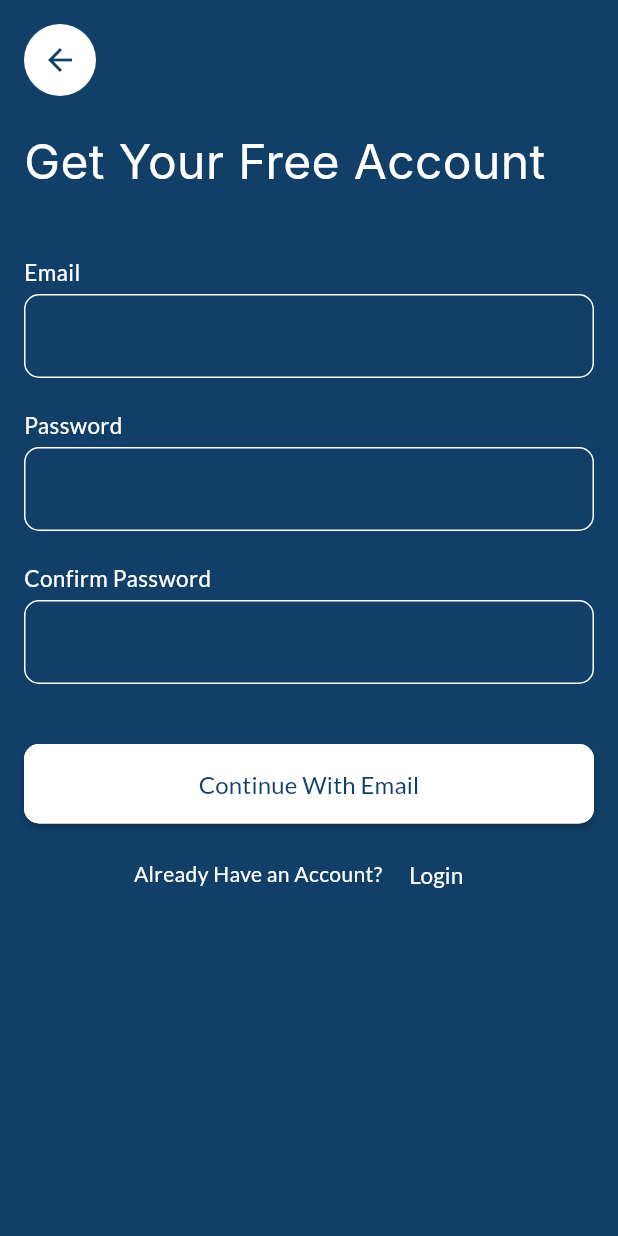
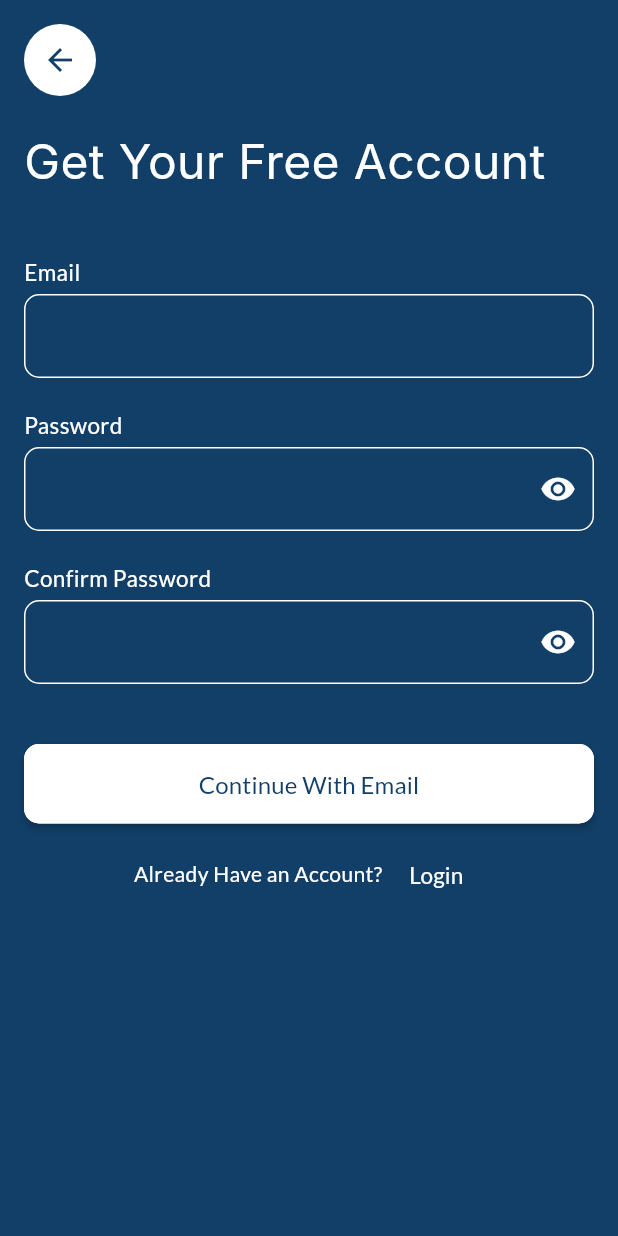
Before and after one commit to Aldinorasend/StudyIT_Mobile, a Flutter app: the screen it shows after launch, after a tap on "Create Here", on a phone screen of 412 x 824 dp. Run offline on Flutter 3.47's test engine with Material 3 defaults, Android fonts, the phone set to English and light mode, and no system bars; our stand-ins replace carousel_slider, flick_video_player, google_fonts, image_picker, open_file, shared_preferences and 1 more; missing offline and left inert: colorful_safe_area; Roboto replaces fonts that are missing (Inter).

Commit message:
update frontend

```diff
--- a/lib/screen/login.dart
+++ b/lib/screen/login.dart
@@ -1,27 +1,58 @@
 import 'package:colorful_safe_area/colorful_safe_area.dart';
 import 'package:flutter/material.dart';
+import 'package:shared_preferences/shared_preferences.dart'; // Untuk menyimpan status login
 import 'package:studyit/screen/HomePage.dart';
 import 'package:studyit/screen/OtpPage.dart';
 import 'package:studyit/screen/register.dart';
 
-class LoginScreen extends StatelessWidget {
+class LoginScreen extends StatefulWidget {
+  const LoginScreen({super.key});
+
+  @override
+  _LoginScreenState createState() => _LoginScreenState();
+}
+
+class _LoginScreenState extends State<LoginScreen> {
   final TextEditingController emailController = TextEditingController();
   final TextEditingController passwordController = TextEditingController();
+  bool keepSignedIn = false;
+  bool _obscurePassword = true;
 
-  LoginScreen({super.key});
+  @override
+  void initState() {
+    super.initState();
+    _checkLoginStatus();
+  }
 
-  void _login(BuildContext context) {
+  Future<void> _checkLoginStatus() async {
+    SharedPreferences prefs = await SharedPreferences.getInstance();
+    bool isSignedIn = prefs.getBool('keepSignedIn') ?? false;
+
+    if (isSignedIn) {
+      // Jika pengguna sudah memilih "Keep me signed in", langsung ke HomePage
+      Navigator.pushReplacement(
+        context,
+        MaterialPageRoute(builder: (context) => HomePage()),
+      );
+    }
+  }
+
+  void _login(BuildContext context) async {
     String email = emailController.text;
     String password = passwordController.text;
 
-    // Contoh validasi sederhana: email dan password harus sesuai
     if (email == "user@example.com" && password == "password123") {
+      SharedPreferences prefs = await SharedPreferences.getInstance();
+      if (keepSignedIn) {
+        // Simpan preferensi pengguna untuk tetap masuk
+        await prefs.setBool('keepSignedIn', true);
+      }
       showDialog(
         context: context,
         builder: (BuildContext context) {
           return AlertDialog(
             backgroundColor: Color(0xFF113F67),
-              title: Text(
+            title: const Text(
               "Login Berhasil",
               style: TextStyle(color: Colors.white),
             ),
@@ -29,7 +60,7 @@ class LoginScreen extends StatelessWidget {
               TextButton(
                 onPressed: () {
                   Navigator.of(context).pop();
-                      Navigator.push(
+                  Navigator.pushReplacement(
                     context,
                     MaterialPageRoute(builder: (context) => HomePage()),
                   );
@@ -37,17 +68,19 @@ class LoginScreen extends StatelessWidget {
                 child: const Text(
                   "OK",
                   style: TextStyle(color: Colors.white),
-                    ))
+                ),
+              ),
             ],
           );
-          });
+        },
+      );
     } else {
       showDialog(
         context: context,
         builder: (BuildContext context) {
           return AlertDialog(
             backgroundColor: Color(0xFF113F67),
-              title: Text(
+            title: const Text(
               "Login Gagal",
               style: TextStyle(color: Colors.white),
             ),
@@ -59,10 +92,12 @@ class LoginScreen extends StatelessWidget {
                 child: const Text(
                   "OK",
                   style: TextStyle(color: Colors.white),
-                    ))
+                ),
+              ),
             ],
           );
-          });
+        },
+      );
     }
   }
 
@@ -71,6 +106,7 @@ class LoginScreen extends StatelessWidget {
     return Scaffold(
       body: ColorfulSafeArea(
         color: const Color(0xFF113F67),
+        child: SingleChildScrollView(
           child: Padding(
             padding: const EdgeInsets.all(16.0),
             child: Column(
@@ -89,18 +125,19 @@ class LoginScreen extends StatelessWidget {
                 ),
                 const SizedBox(height: 40),
 
-              // Email Label and TextField
+                // Email Label and TextFormField
                 const Text(
                   "Email",
                   style: TextStyle(fontSize: 15, color: Colors.white),
                 ),
                 const SizedBox(height: 5),
-              TextField(
+                TextFormField(
                   controller: emailController,
                   decoration: InputDecoration(
                     enabledBorder: OutlineInputBorder(
                       borderRadius: BorderRadius.circular(10),
-                    borderSide: const BorderSide(color: Colors.white, width: 1),
+                      borderSide:
+                          const BorderSide(color: Colors.white, width: 1),
                     ),
                     focusedBorder: OutlineInputBorder(
                       borderRadius: BorderRadius.circular(10),
@@ -113,19 +150,32 @@ class LoginScreen extends StatelessWidget {
 
                 const SizedBox(height: 20),
 
-              // Password Label and TextField
+                // Password Label and TextFormField
                 const Text(
                   "Password",
                   style: TextStyle(fontSize: 15, color: Colors.white),
                 ),
                 const SizedBox(height: 5),
-              TextField(
+                TextFormField(
                   controller: passwordController,
-                obscureText: true,
+                  obscureText: _obscurePassword,
                   decoration: InputDecoration(
+                    suffixIcon: IconButton(
+                        onPressed: () {
+                          setState(() {
+                            _obscurePassword = !_obscurePassword;
+                          });
+                        },
+                        icon: Icon(
+                          _obscurePassword
+                              ? Icons.visibility
+                              : Icons.visibility_off,
+                          color: Colors.white,
+                        )),
                     enabledBorder: OutlineInputBorder(
                       borderRadius: BorderRadius.circular(10),
-                    borderSide: const BorderSide(color: Colors.white, width: 1),
+                      borderSide:
+                          const BorderSide(color: Colors.white, width: 1),
                     ),
                     focusedBorder: OutlineInputBorder(
                       borderRadius: BorderRadius.circular(10),
@@ -138,12 +188,37 @@ class LoginScreen extends StatelessWidget {
 
                 const SizedBox(height: 20),
 
-              // Forgot Password Button Aligned Right
-              Transform.translate(
-                offset: const Offset(-125, 0),
+                // Keep Me Signed In Checkbox
+                Row(
+                  mainAxisAlignment: MainAxisAlignment.spaceBetween,
+                  children: [
+                    Row(
+                      children: [
+                        Checkbox(
+                          value: keepSignedIn,
+                          onChanged: (bool? value) {
+                            setState(() {
+                              keepSignedIn = value ?? false;
+                            });
+                          },
+                          activeColor: Colors.white,
+                          checkColor: const Color(0xFF113F67),
+                          side: BorderSide(color: Colors.white),
+                        ),
+                        const Text(
+                          "Keep me signed in",
+                          style: TextStyle(color: Colors.white, fontSize: 15),
+                        ),
+                      ],
+                    ),
+
+                    const SizedBox(height: 20),
+
+                    // Forgot Password Button
+                    Align(
+                      alignment: Alignment.centerRight,
                       child: TextButton(
                         onPressed: () {
-                    // Add Forgot Password action
                           Navigator.push(
                             context,
                             MaterialPageRoute(builder: (context) => OtpPage()),
@@ -155,13 +230,15 @@ class LoginScreen extends StatelessWidget {
                         ),
                       ),
                     ),
+                  ],
+                ),
 
                 const SizedBox(height: 20),
 
                 // Login Button
                 ElevatedButton(
                   onPressed: () {
-                  _login(context); // Panggil fungsi _login saat tombol ditekan
+                    _login(context);
                   },
                   style: ElevatedButton.styleFrom(
                     padding: const EdgeInsets.symmetric(vertical: 15.0),
@@ -183,32 +260,30 @@ class LoginScreen extends StatelessWidget {
                   ),
                 ),
 
+                const SizedBox(
+                  height: 20,
+                ),
+
                 Row(
                   mainAxisAlignment: MainAxisAlignment.center,
                   children: [
                     const Text(
-                    "Dont Have an Account?",
-                    style: TextStyle(
-                      color:
-                          Colors.white, // Color for "Already Have an Account?"
+                      "Don't Have an Account?",
+                      style: TextStyle(color: Colors.white),
                     ),
-                  ),
-                  const SizedBox(width: 4), // Space between the two texts
-                  GestureDetector(
-                    onTap: () {
-                      // Navigate to login page or handle login
-                    },
-                    child: TextButton(
+                    const SizedBox(width: 4),
+                    TextButton(
                       onPressed: () {
                         Navigator.push(
                           context,
                           MaterialPageRoute(
-                                  builder: (context) => registerPage()));
+                              builder: (context) => RegisterPage()),
+                        );
                       },
                       child: const Text(
                         'Create Here',
                         style: TextStyle(color: Colors.white, fontSize: 15),
-                        )),
+                      ),
                     ),
                   ],
                 ),
@@ -216,6 +291,7 @@ class LoginScreen extends StatelessWidget {
             ),
           ),
         ),
+      ),
       backgroundColor: const Color(0xFF113F67),
     );
   }
--- a/lib/screen/register.dart
+++ b/lib/screen/register.dart
@@ -1,14 +1,58 @@
 import 'package:flutter/material.dart';
 import 'package:colorful_safe_area/colorful_safe_area.dart';
 
-class registerPage extends StatelessWidget {
-  const registerPage({super.key});
+class RegisterPage extends StatefulWidget {
+  const RegisterPage({super.key});
+
+  @override
+  State<RegisterPage> createState() => _RegisterPageState();
+}
+
+class _RegisterPageState extends State<RegisterPage> {
+  final TextEditingController _emailController = TextEditingController();
+  final TextEditingController _passwordController = TextEditingController();
+  final TextEditingController _confirmPasswordController =
+      TextEditingController();
+  String? _passwordError;
+  bool _obscurePassword = true;
+
+  // Password validation function
+  String? _validatePassword(String value) {
+    final passwordRegex = RegExp(
+        r'^(?=.*[A-Z])(?=.*[!@#$%^&*(),.?":{}|<>])[A-Za-z\d!@#$%^&*(),.?":{}|<>]{8,16}$');
+    if (!passwordRegex.hasMatch(value)) {
+      return 'Password must be 8-16 characters, include one uppercase letter and one special character.';
+    }
+    return null;
+  }
+
+  void _onSubmit() {
+    final password = _passwordController.text;
+    final error = _validatePassword(password);
+    setState(() {
+      _passwordError = error;
+    });
+
+    if (error == null) {
+      if (_passwordController.text != _confirmPasswordController.text) {
+        setState(() {
+          _passwordError = 'Passwords do not match.';
+        });
+        return;
+      }
+      // Perform registration action
+      ScaffoldMessenger.of(context).showSnackBar(
+        const SnackBar(content: Text('Registration successful!')),
+      );
+    }
+  }
 
   @override
   Widget build(BuildContext context) {
     return Scaffold(
       body: ColorfulSafeArea(
-        color: Color(0xFF113F67),
+          color: const Color(0xFF113F67),
+          child: SingleChildScrollView(
             child: Padding(
               padding: const EdgeInsets.all(16),
               child: Column(
@@ -37,122 +81,143 @@ class registerPage extends StatelessWidget {
                         fontSize: 32, fontFamily: "Inter", color: Colors.white),
                   ),
                   const SizedBox(height: 40),
-
-            // Email Label and TextField
+                  // Email Label and TextFormField
                   const Text(
                     "Email",
                     style: TextStyle(fontSize: 15, color: Colors.white),
                   ),
                   const SizedBox(height: 5),
-            TextField(
+                  TextFormField(
+                    controller: _emailController,
                     decoration: InputDecoration(
                       enabledBorder: OutlineInputBorder(
                         borderRadius: BorderRadius.circular(10),
-                  borderSide: const BorderSide(color: Colors.white, width: 1),
+                        borderSide:
+                            const BorderSide(color: Colors.white, width: 1),
                       ),
                       focusedBorder: OutlineInputBorder(
                         borderRadius: BorderRadius.circular(10),
-                  borderSide: const BorderSide(color: Colors.white, width: 1.5),
+                        borderSide:
+                            const BorderSide(color: Colors.white, width: 1.5),
                       ),
                     ),
                     style: const TextStyle(color: Colors.white),
                   ),
-
-            const SizedBox(height: 20),
-
-// Password Label and TextField
+                  const SizedBox(
+                    height: 20,
+                  ),
                   const Text(
                     "Password",
                     style: TextStyle(fontSize: 15, color: Colors.white),
                   ),
                   const SizedBox(height: 5),
-            TextField(
-              obscureText: true,
+                  TextFormField(
+                    controller: _passwordController,
+                    obscureText: _obscurePassword,
                     decoration: InputDecoration(
+                      suffixIcon: IconButton(
+                          onPressed: () {
+                            setState(() {
+                              _obscurePassword = !_obscurePassword;
+                            });
+                          },
+                          icon: Icon(
+                            _obscurePassword
+                                ? Icons.visibility
+                                : Icons.visibility_off,
+                            color: Colors.white,
+                          )),
                       enabledBorder: OutlineInputBorder(
                         borderRadius: BorderRadius.circular(10),
-                  borderSide: const BorderSide(color: Colors.white, width: 1),
+                        borderSide:
+                            const BorderSide(color: Colors.white, width: 1),
                       ),
                       focusedBorder: OutlineInputBorder(
                         borderRadius: BorderRadius.circular(10),
-                  borderSide: const BorderSide(color: Colors.white, width: 1.5),
+                        borderSide:
+                            const BorderSide(color: Colors.white, width: 1.5),
                       ),
                     ),
                     style: const TextStyle(color: Colors.white),
                   ),
                   const SizedBox(height: 20),
-
                   const Text(
                     "Confirm Password",
                     style: TextStyle(fontSize: 15, color: Colors.white),
                   ),
                   const SizedBox(height: 5),
-            TextField(
-              obscureText: true,
+                  TextFormField(
+                    controller: _confirmPasswordController,
+                    obscureText: _obscurePassword,
                     decoration: InputDecoration(
+                      suffixIcon: IconButton(
+                          onPressed: () {
+                            setState(() {
+                              _obscurePassword = !_obscurePassword;
+                            });
+                          },
+                          icon: Icon(
+                            _obscurePassword
+                                ? Icons.visibility
+                                : Icons.visibility_off,
+                            color: Colors.white,
+                          )),
                       enabledBorder: OutlineInputBorder(
                         borderRadius: BorderRadius.circular(10),
-                  borderSide: const BorderSide(color: Colors.white, width: 1),
+                        borderSide:
+                            const BorderSide(color: Colors.white, width: 1),
                       ),
                       focusedBorder: OutlineInputBorder(
                         borderRadius: BorderRadius.circular(10),
-                  borderSide: const BorderSide(color: Colors.white, width: 1.5),
+                        borderSide:
+                            const BorderSide(color: Colors.white, width: 1.5),
                       ),
                     ),
                     style: const TextStyle(color: Colors.white),
                   ),
                   const SizedBox(height: 40),
-
                   ElevatedButton(
-              onPressed: () {
-                // Add Login action here
-              },
+                    onPressed: _onSubmit,
                     style: ElevatedButton.styleFrom(
                       padding: const EdgeInsets.symmetric(vertical: 15.0),
-                foregroundColor:
-                    const Color(0xFF113F67), // Change text color to blue
-                backgroundColor:
-                    Colors.white, // Change background color to white
-                elevation: 2, // Optional: Add shadow for elevation
+                      foregroundColor: const Color(0xFF113F67),
+                      backgroundColor: Colors.white,
+                      elevation: 2,
                       shape: RoundedRectangleBorder(
-                  borderRadius: BorderRadius.circular(10), // Rounded corners
+                        borderRadius: BorderRadius.circular(10),
                         side: const BorderSide(color: Colors.white, width: 1.0),
                       ),
                     ),
                     child: const Text(
                       'Continue With Email',
-                style: TextStyle(
-                    fontSize: 16,
-                    color: Color(0xFF113F67)), // Keep text color blue
+                      style: TextStyle(fontSize: 16, color: Color(0xFF113F67)),
                     ),
                   ),
-
                   const SizedBox(height: 10),
-
                   Row(
                     mainAxisAlignment: MainAxisAlignment.center,
                     children: [
                       const Text(
                         "Already Have an Account?",
                         style: TextStyle(
-                    color: Colors.white, // Color for "Already Have an Account?"
+                          color: Colors.white,
                         ),
                       ),
-                const SizedBox(width: 4), // Space between the two texts
+                      const SizedBox(width: 4),
                       GestureDetector(
-                  onTap: () {
-                    // Navigate to login page or handle login
-                  },
+                        onTap: () {},
                         child: TextButton(
                           onPressed: () {},
                           child: const Text(
                             'Login',
                             style: TextStyle(color: Colors.white, fontSize: 15),
-                      )),
+                          ),
+                        ),
                       ),
                     ],
                   ),
                 ],
+              ),
             ),
           )),
       backgroundColor: const Color(0xFF113F67),
--- a/pubspec.yaml
+++ b/pubspec.yaml
@@ -45,6 +45,7 @@ dependencies:
   file_picker: ^8.1.3
   open_file: ^3.5.9
   colorful_safe_area: ^1.0.0
+  shared_preferences: ^2.3.3
 
 dev_dependencies:
   flutter_test:
```
Also changed, not shown: pubspec.lock, 1 other file. Lines whose indentation alone changed are shown as unchanged.
